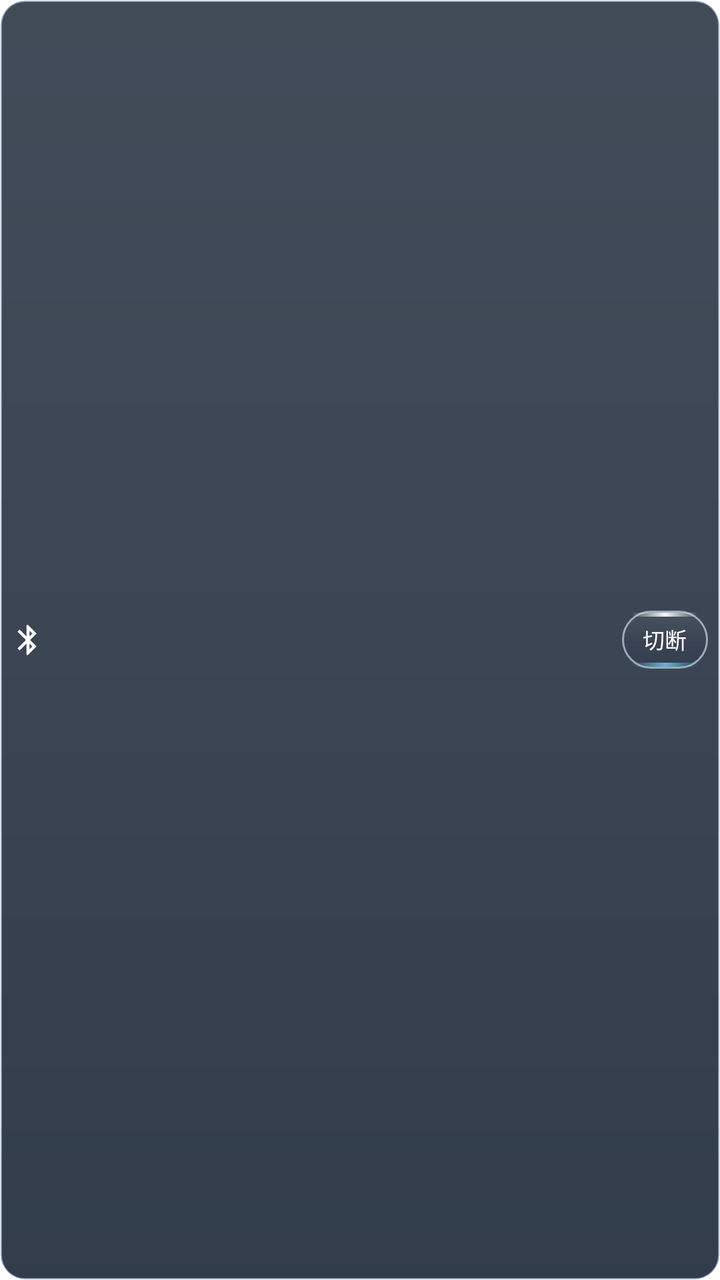
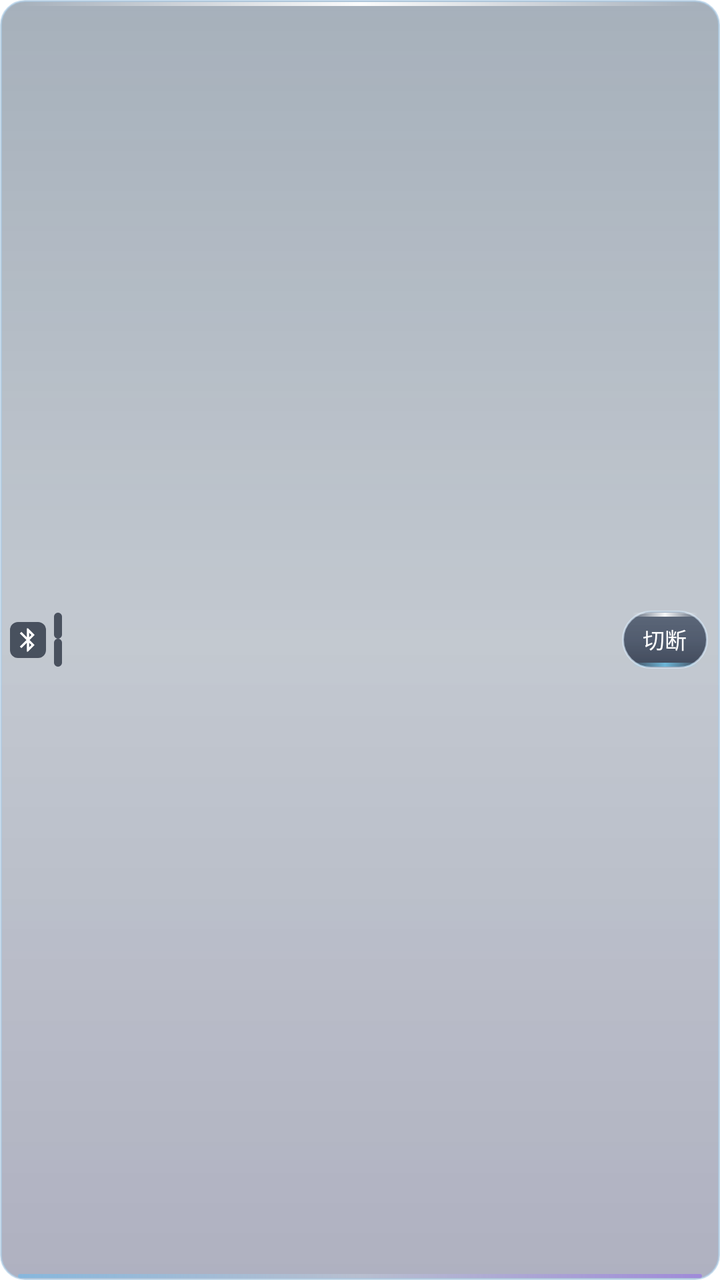

Before-and-after screenshots of an Android layout around one commit, followed by the original layout XML and the change that was made.
<!-- AndroidManifest.xml: fallback theme Theme.MaterialComponents.DayNight.NoActionBar -->
<!-- res/layout/widget_medium.xml -->
<LinearLayout xmlns:android="http://schemas.android.com/apk/res/android"
    android:id="@+id/root" android:layout_width="match_parent" android:layout_height="match_parent"
    android:orientation="horizontal" android:gravity="center_vertical" android:paddingStart="5dp" android:paddingEnd="6dp" android:background="@drawable/widget_bg">
    <ImageView android:id="@+id/icon" android:layout_width="18dp" android:layout_height="18dp" android:src="@drawable/ic_bt"/>
    <LinearLayout android:layout_width="0dp" android:layout_weight="1" android:layout_height="wrap_content" android:orientation="vertical" android:paddingStart="4dp" android:paddingEnd="4dp">
        <TextView android:id="@+id/status" android:layout_width="wrap_content" android:layout_height="wrap_content" android:textSize="11sp" android:includeFontPadding="false" android:maxLines="1" android:ellipsize="end" android:textStyle="bold" android:textColor="#4FD1C5" android:text=""/>
        <TextView android:id="@+id/device" android:layout_width="wrap_content" android:layout_height="wrap_content" android:textSize="12sp" android:includeFontPadding="false" android:textColor="#F2F2F2" android:maxLines="1" android:ellipsize="end" android:text=""/>
    </LinearLayout>
    <TextView android:id="@+id/btn_main" android:layout_width="43dp" android:layout_height="29dp" android:gravity="center" android:paddingHorizontal="3dp"
        android:text="切断" android:textSize="11sp" android:includeFontPadding="false" android:maxLines="1" android:ellipsize="end"
        android:autoSizeTextType="uniform" android:autoSizeMinTextSize="8sp" android:autoSizeMaxTextSize="11sp" android:autoSizeStepGranularity="1sp"
        android:textColor="#FFFFFF" android:background="@drawable/btn_widget_action"/>
</LinearLayout>
<!-- resources referenced by this layout -->
<resources>
  <!-- drawable btn_widget_action (drawable) -->
  <layer-list xmlns:android="http://schemas.android.com/apk/res/android">
      <item>
          <shape>
              <gradient android:angle="270" android:startColor="#12D7F5FF"
                  android:centerColor="#20313C55" android:endColor="#330D233E"/>
              <stroke android:width="1dp" android:color="#99DDEEFF"/>
              <corners android:radius="100dp"/>
          </shape>
      </item>
      <item android:gravity="top|fill_horizontal" android:height="2dp"
          android:left="5dp" android:top="1dp" android:right="5dp">
          <shape>
              <gradient android:angle="0" android:startColor="#00FFFFFF"
                  android:centerColor="#F2FFFFFF" android:endColor="#00FFFFFF"/>
              <corners android:radius="1dp"/>
          </shape>
      </item>
      <item android:gravity="bottom|fill_horizontal" android:height="2dp"
          android:left="5dp" android:right="5dp" android:bottom="1dp">
          <shape>
              <gradient android:angle="0" android:startColor="#007AD8FF"
                  android:centerColor="#C07AD8FF" android:endColor="#008E82FF"/>
              <corners android:radius="1dp"/>
          </shape>
      </item>
  </layer-list>
  <!-- drawable ic_bt (drawable) -->
  <vector xmlns:android="http://schemas.android.com/apk/res/android" android:width="24dp" android:height="24dp" android:viewportWidth="24" android:viewportHeight="24">
      <path android:fillColor="#FFFFFF" android:pathData="M17.71,7.71L12,2h-1v7.59L6.41,5 5,6.41 10.59,12 5,17.59 6.41,19 11,14.41V22h1l5.71,-5.71 -4.3,-4.29 4.3,-4.29zM13,5.83l1.88,1.88L13,9.59V5.83zM14.88,16.29L13,18.17v-3.76l1.88,1.88z"/>
  </vector>
  <!-- drawable widget_bg (drawable) -->
  <shape xmlns:android="http://schemas.android.com/apk/res/android">
      <gradient android:type="linear" android:angle="270"
          android:startColor="#E32B3645" android:centerColor="#E3242E3E" android:endColor="#E3192536"/>
      <stroke android:width="1dp" android:color="#66DFECFF"/>
      <corners android:radius="12dp"/>
  </shape>
</resources>

<!-- the commit's change to res/layout/widget_medium.xml (unified diff, before → after) -->
@@ -1,10 +1,10 @@
 <LinearLayout xmlns:android="http://schemas.android.com/apk/res/android"
     android:id="@+id/root" android:layout_width="match_parent" android:layout_height="match_parent"
     android:orientation="horizontal" android:gravity="center_vertical" android:paddingStart="5dp" android:paddingEnd="6dp" android:background="@drawable/widget_bg">
-    <ImageView android:id="@+id/icon" android:layout_width="18dp" android:layout_height="18dp" android:src="@drawable/ic_bt"/>
+    <ImageView android:id="@+id/icon" android:padding="2dp" android:background="@drawable/widget_label_glass" android:layout_width="18dp" android:layout_height="18dp" android:src="@drawable/ic_bt"/>
     <LinearLayout android:layout_width="0dp" android:layout_weight="1" android:layout_height="wrap_content" android:orientation="vertical" android:paddingStart="4dp" android:paddingEnd="4dp">
-        <TextView android:id="@+id/status" android:layout_width="wrap_content" android:layout_height="wrap_content" android:textSize="11sp" android:includeFontPadding="false" android:maxLines="1" android:ellipsize="end" android:textStyle="bold" android:textColor="#4FD1C5" android:text=""/>
-        <TextView android:id="@+id/device" android:layout_width="wrap_content" android:layout_height="wrap_content" android:textSize="12sp" android:includeFontPadding="false" android:textColor="#F2F2F2" android:maxLines="1" android:ellipsize="end" android:text=""/>
+        <TextView android:id="@+id/status" android:paddingHorizontal="2dp" android:background="@drawable/widget_label_glass" android:layout_width="wrap_content" android:layout_height="wrap_content" android:textSize="11sp" android:includeFontPadding="false" android:maxLines="1" android:ellipsize="end" android:textStyle="bold" android:textColor="#FFFFFF" android:text=""/>
+        <TextView android:id="@+id/device" android:paddingHorizontal="2dp" android:background="@drawable/widget_label_glass" android:layout_width="wrap_content" android:layout_height="wrap_content" android:textSize="12sp" android:includeFontPadding="false" android:textColor="#FFFFFF" android:maxLines="1" android:ellipsize="end" android:text=""/>
     </LinearLayout>
     <TextView android:id="@+id/btn_main" android:layout_width="43dp" android:layout_height="29dp" android:gravity="center" android:paddingHorizontal="3dp"
         android:text="切断" android:textSize="11sp" android:includeFontPadding="false" android:maxLines="1" android:ellipsize="end"
<!-- resource entries referenced after the edit -->
@@ -4,8 +4,8 @@
   <layer-list xmlns:android="http://schemas.android.com/apk/res/android">
       <item>
           <shape>
-              <gradient android:angle="270" android:startColor="#12D7F5FF"
-                  android:centerColor="#20313C55" android:endColor="#330D233E"/>
+              <gradient android:angle="270" android:startColor="#A525334A"
+                  android:centerColor="#AA19263E" android:endColor="#BD141E33"/>
               <stroke android:width="1dp" android:color="#99DDEEFF"/>
               <corners android:radius="100dp"/>
           </shape>
@@ -32,11 +32,35 @@
       <path android:fillColor="#FFFFFF" android:pathData="M17.71,7.71L12,2h-1v7.59L6.41,5 5,6.41 10.59,12 5,17.59 6.41,19 11,14.41V22h1l5.71,-5.71 -4.3,-4.29 4.3,-4.29zM13,5.83l1.88,1.88L13,9.59V5.83zM14.88,16.29L13,18.17v-3.76l1.88,1.88z"/>
   </vector>
   <!-- drawable widget_bg (drawable) -->
+  <layer-list xmlns:android="http://schemas.android.com/apk/res/android">
+      <item>
+          <shape>
+              <gradient android:angle="270" android:startColor="#71364D65" android:centerColor="#5141546C" android:endColor="#66383C63"/>
+              <stroke android:width="1dp" android:color="#A3AACAE4"/>
+              <corners android:radius="12dp"/>
+          </shape>
+      </item>
+      <item android:gravity="top|fill_horizontal" android:height="2dp"
+          android:left="9dp" android:top="1dp" android:right="9dp">
+          <shape>
+              <gradient android:angle="0" android:startColor="#00FFFFFF"
+                  android:centerColor="#F0FFFFFF" android:endColor="#00FFFFFF"/>
+              <corners android:radius="1dp"/>
+          </shape>
+      </item>
+      <item android:gravity="bottom|fill_horizontal" android:height="2dp"
+          android:left="9dp" android:right="9dp" android:bottom="1dp">
+          <shape>
+              <gradient android:angle="0" android:startColor="#C279B8E5"
+                  android:centerColor="#3DD4EBFF" android:endColor="#D19B81DE"/>
+              <corners android:radius="1dp"/>
+          </shape>
+      </item>
+  </layer-list>
+  <!-- drawable widget_label_glass (drawable) -->
   <shape xmlns:android="http://schemas.android.com/apk/res/android">
-      <gradient android:type="linear" android:angle="270"
-          android:startColor="#E32B3645" android:centerColor="#E3242E3E" android:endColor="#E3192536"/>
-      <stroke android:width="1dp" android:color="#66DFECFF"/>
-      <corners android:radius="12dp"/>
+      <solid android:color="#B3151E2E"/>
+      <corners android:radius="4dp"/>
   </shape>
 </resources>
 
